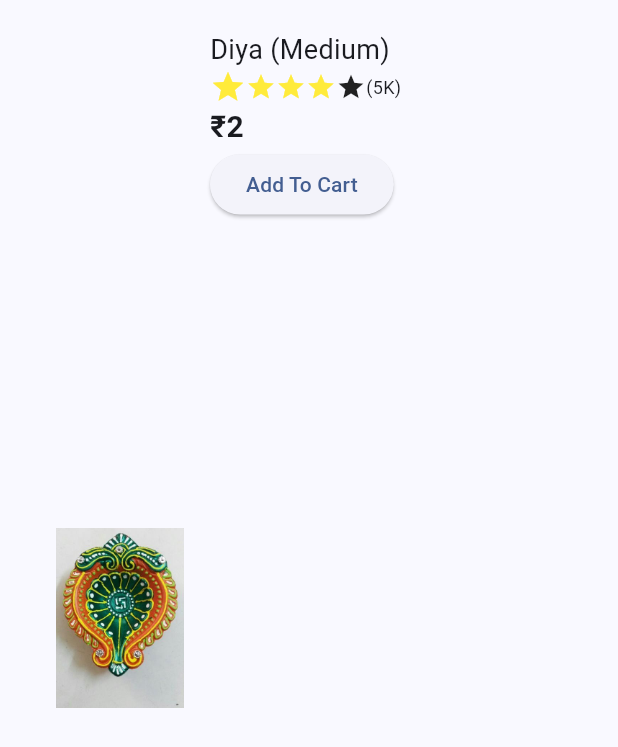
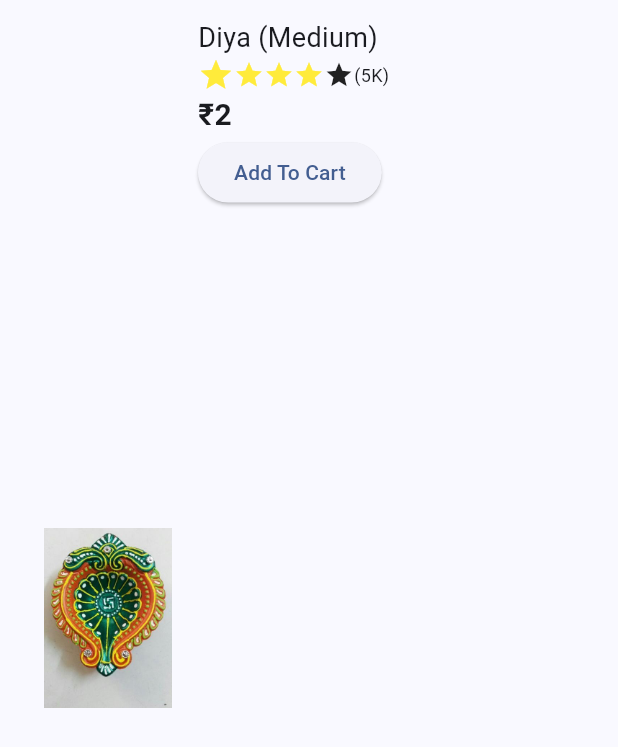
Before and after one commit to ascoder1109/the_code_crusaders, a Flutter app: the ItemsCard widget shown alone on an empty page, opened directly, on a phone screen of 412 x 824 dp. Shown: the top 747 px of the screen. Run offline on Flutter 3.47's test engine with Material 2 defaults, Android fonts, the phone set to English and light mode, and no system bars.

Commit message:
Third Commit

```diff
--- a/lib/widgets/items_card.dart
+++ b/lib/widgets/items_card.dart
@@ -11,11 +11,9 @@ class ItemsCard extends StatelessWidget {
       child: Card(
         color: Colors.transparent, // Set the background color to transparent
         elevation: 0,
-        child: Padding(
-          padding: const EdgeInsets.all(8.0),
         child: Row(
           children: [
-              Container(
+            SizedBox(
               width: 120,
               height: 120,
               child: Image.asset('assets/images/item1.png'),
@@ -41,7 +39,6 @@ class ItemsCard extends StatelessWidget {
           ],
         ),
       ),
-      ),
     );
   }
 }
```
Lines whose indentation alone changed are shown as unchanged.
